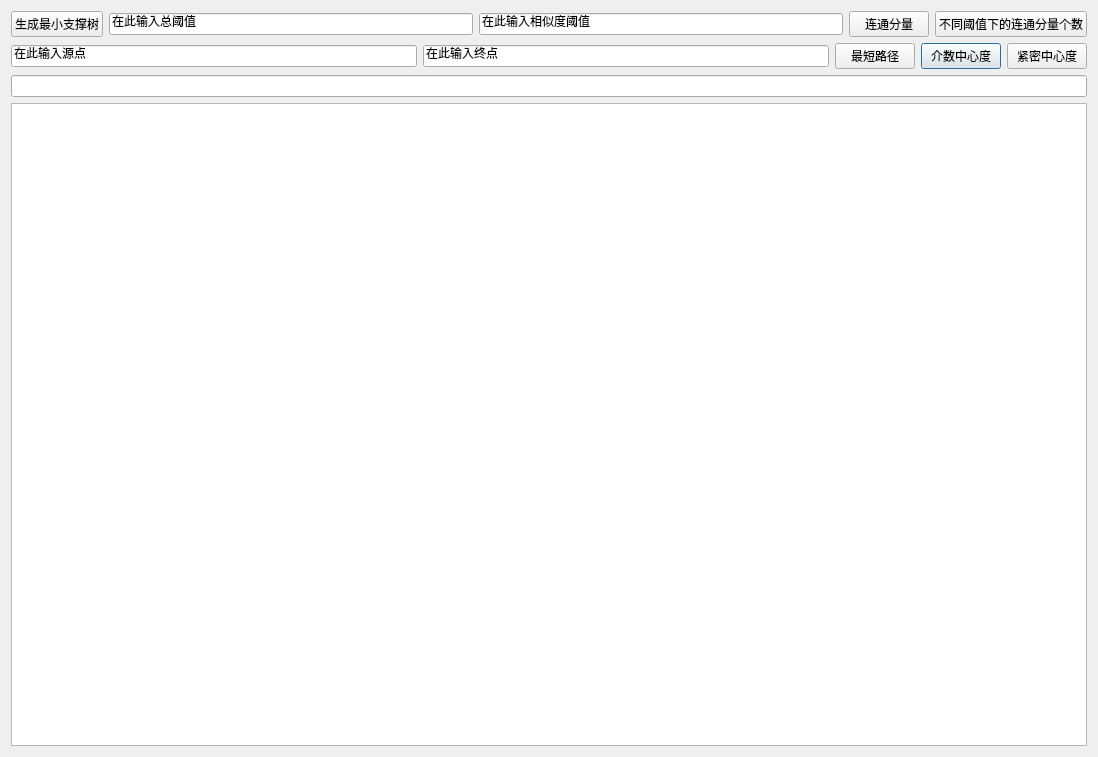
First picture: the form in dialog.ui, repository JunguangJiang/VisualizeGraph, before the edit.
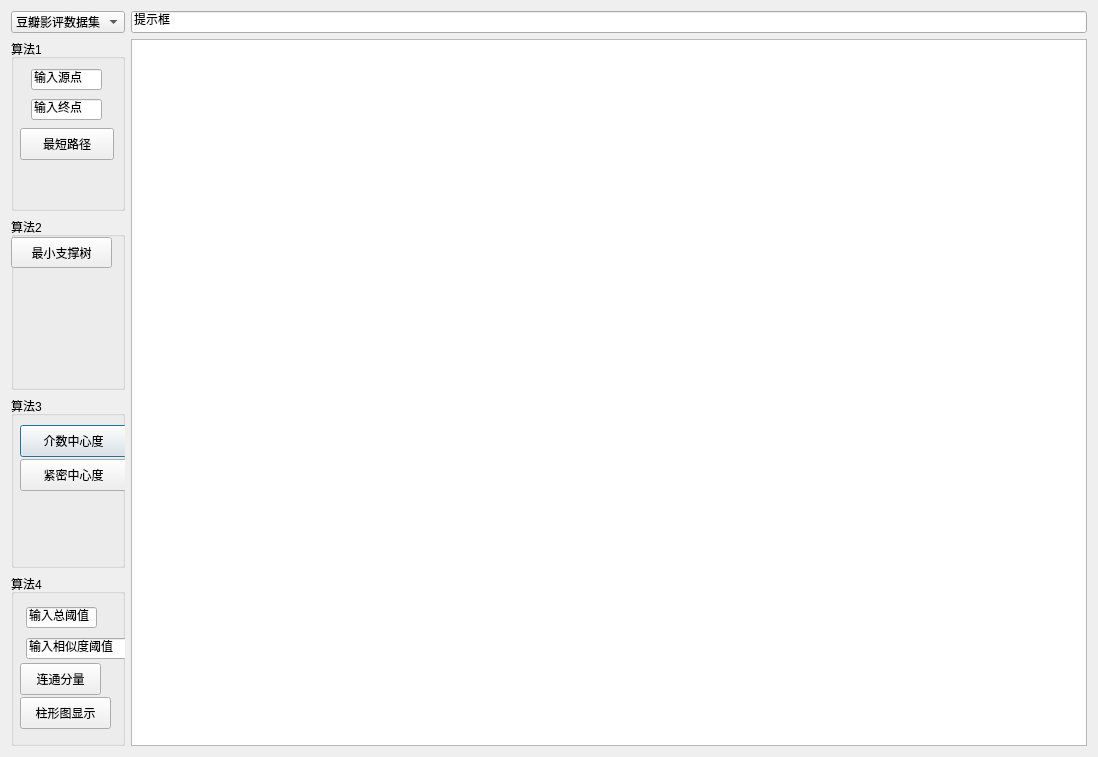
Second picture: the form after the edit.

Commit message: 实现了新版本的界面，可以选择豆瓣或者知乎的数据集

Diff of the .ui file:
```diff
--- a/dialog.ui
+++ b/dialog.ui
@@ -13,99 +13,69 @@
   <property name="windowTitle">
    <string>Graph</string>
   </property>
+  <layout class="QHBoxLayout" name="horizontalLayout">
+   <item>
   <layout class="QVBoxLayout" name="verticalLayout">
    <item>
-    <layout class="QHBoxLayout" name="horizontalLayout_3">
+      <widget class="QComboBox" name="dataSelect">
      <item>
-      <widget class="QPushButton" name="minSpanTreeButton">
        <property name="text">
-        <string>生成最小支撑树</string>
-       </property>
-       <property name="autoDefault">
-        <bool>false</bool>
-       </property>
-      </widget>
+         <string>豆瓣影评数据集</string>
+        </property>
      </item>
      <item>
-      <layout class="QHBoxLayout" name="horizontalLayout_4">
-       <item>
-        <layout class="QHBoxLayout" name="horizontalLayout_2">
-         <item>
-          <widget class="QLineEdit" name="threadEdit">
-           <property name="mouseTracking">
-            <bool>false</bool>
-           </property>
-           <property name="focusPolicy">
-            <enum>Qt::ClickFocus</enum>
-           </property>
            <property name="text">
-            <string>在此输入总阈值</string>
-           </property>
-          </widget>
-         </item>
-         <item>
-          <widget class="QLineEdit" name="similarityThreadEdit">
-           <property name="focusPolicy">
-            <enum>Qt::ClickFocus</enum>
-           </property>
-           <property name="text">
-            <string>在此输入相似度阈值</string>
-           </property>
+         <string>知乎评论数据集</string>
+        </property>
+       </item>
           </widget>
          </item>
          <item>
-          <widget class="QPushButton" name="connectedComponentButton">
-           <property name="text">
-            <string>连通分量</string>
-           </property>
-           <property name="autoDefault">
-            <bool>false</bool>
-           </property>
-          </widget>
-         </item>
-        </layout>
-       </item>
-      </layout>
-     </item>
-     <item>
-      <widget class="QPushButton" name="ConnectedComponentQuickButton">
-       <property name="text">
-        <string>不同阈值下的连通分量个数</string>
-       </property>
-       <property name="autoDefault">
-        <bool>false</bool>
-       </property>
-      </widget>
-     </item>
-     <item>
-      <layout class="QHBoxLayout" name="horizontalLayout"/>
-     </item>
-    </layout>
-   </item>
-   <item>
-    <layout class="QHBoxLayout" name="horizontalLayout_5">
-     <item>
+      <widget class="QGroupBox" name="groupBox_2">
+       <property name="title">
+        <string>算法1</string>
+       </property>
       <widget class="QLineEdit" name="sourceEdit">
+        <property name="geometry">
+         <rect>
+          <x>20</x>
+          <y>30</y>
+          <width>71</width>
+          <height>21</height>
+         </rect>
+        </property>
        <property name="focusPolicy">
         <enum>Qt::ClickFocus</enum>
        </property>
        <property name="text">
-        <string>在此输入源点</string>
-       </property>
-      </widget>
-     </item>
-     <item>
+         <string>输入源点</string>
+        </property>
+       </widget>
       <widget class="QLineEdit" name="targetEdit">
+        <property name="geometry">
+         <rect>
+          <x>20</x>
+          <y>60</y>
+          <width>71</width>
+          <height>21</height>
+         </rect>
+        </property>
        <property name="focusPolicy">
         <enum>Qt::ClickFocus</enum>
        </property>
        <property name="text">
-        <string>在此输入终点</string>
-       </property>
-      </widget>
-     </item>
-     <item>
+         <string>输入终点</string>
+        </property>
+       </widget>
       <widget class="QPushButton" name="shortestPathButton">
+        <property name="geometry">
+         <rect>
+          <x>9</x>
+          <y>89</y>
+          <width>94</width>
+          <height>32</height>
+         </rect>
+        </property>
        <property name="text">
         <string>最短路径</string>
        </property>
@@ -113,28 +83,168 @@
         <bool>false</bool>
        </property>
       </widget>
+       <zorder>sourceEdit</zorder>
+       <zorder>targetEdit</zorder>
+       <zorder>shortestPathButton</zorder>
+       <zorder>dataSelect</zorder>
+      </widget>
      </item>
      <item>
+      <widget class="QGroupBox" name="groupBox_4">
+       <property name="title">
+        <string>算法2</string>
+       </property>
+       <widget class="QPushButton" name="minSpanTreeButton">
+        <property name="geometry">
+         <rect>
+          <x>0</x>
+          <y>20</y>
+          <width>101</width>
+          <height>31</height>
+         </rect>
+        </property>
+        <property name="text">
+         <string>最小支撑树</string>
+        </property>
+        <property name="autoDefault">
+         <bool>false</bool>
+        </property>
+       </widget>
+       <zorder>minSpanTreeButton</zorder>
+       <zorder>groupBox_2</zorder>
+       <zorder>groupBox_2</zorder>
+       <zorder>groupBox_2</zorder>
+       <zorder>groupBox_2</zorder>
+      </widget>
+     </item>
+     <item>
+      <widget class="QGroupBox" name="groupBox_3">
+       <property name="title">
+        <string>算法3</string>
+       </property>
       <widget class="QPushButton" name="betweennessCentralityButton">
+        <property name="geometry">
+         <rect>
+          <x>9</x>
+          <y>29</y>
+          <width>107</width>
+          <height>32</height>
+         </rect>
+        </property>
        <property name="text">
         <string>介数中心度</string>
        </property>
       </widget>
-     </item>
-     <item>
       <widget class="QPushButton" name="closenessCentralityButton">
+        <property name="geometry">
+         <rect>
+          <x>9</x>
+          <y>63</y>
+          <width>107</width>
+          <height>32</height>
+         </rect>
+        </property>
        <property name="text">
         <string>紧密中心度</string>
        </property>
       </widget>
+      </widget>
+     </item>
+     <item>
+      <widget class="QGroupBox" name="groupBox">
+       <property name="title">
+        <string>算法4</string>
+       </property>
+       <widget class="QPushButton" name="ConnectedComponentQuickButton">
+        <property name="geometry">
+         <rect>
+          <x>9</x>
+          <y>123</y>
+          <width>91</width>
+          <height>32</height>
+         </rect>
+        </property>
+        <property name="toolTip">
+         <string>&lt;html&gt;&lt;head/&gt;&lt;body&gt;&lt;p&gt;不同阈值下的连通分量个数&lt;/p&gt;&lt;/body&gt;&lt;/html&gt;</string>
+        </property>
+        <property name="text">
+         <string>柱形图显示</string>
+        </property>
+        <property name="autoDefault">
+         <bool>false</bool>
+        </property>
+       </widget>
+       <widget class="QPushButton" name="connectedComponentButton">
+        <property name="geometry">
+         <rect>
+          <x>9</x>
+          <y>89</y>
+          <width>81</width>
+          <height>32</height>
+         </rect>
+        </property>
+        <property name="text">
+         <string>连通分量</string>
+        </property>
+        <property name="autoDefault">
+         <bool>false</bool>
+        </property>
+       </widget>
+       <widget class="QLineEdit" name="similarityThreadEdit">
+        <property name="geometry">
+         <rect>
+          <x>15</x>
+          <y>64</y>
+          <width>101</width>
+          <height>21</height>
+         </rect>
+        </property>
+        <property name="focusPolicy">
+         <enum>Qt::ClickFocus</enum>
+        </property>
+        <property name="whatsThis">
+         <string>&lt;html&gt;&lt;head/&gt;&lt;body&gt;&lt;p&gt;输入相似度阈值&lt;/p&gt;&lt;/body&gt;&lt;/html&gt;</string>
+        </property>
+        <property name="text">
+         <string>输入相似度阈值</string>
+        </property>
+       </widget>
+       <widget class="QLineEdit" name="threadEdit">
+        <property name="geometry">
+         <rect>
+          <x>15</x>
+          <y>33</y>
+          <width>71</width>
+          <height>21</height>
+         </rect>
+        </property>
+        <property name="mouseTracking">
+         <bool>false</bool>
+        </property>
+        <property name="focusPolicy">
+         <enum>Qt::ClickFocus</enum>
+        </property>
+        <property name="whatsThis">
+         <string>&lt;html&gt;&lt;head/&gt;&lt;body&gt;&lt;p&gt;输入总阈值&lt;/p&gt;&lt;/body&gt;&lt;/html&gt;</string>
+        </property>
+        <property name="text">
+         <string>输入总阈值</string>
+        </property>
+       </widget>
+      </widget>
      </item>
     </layout>
    </item>
+   <item>
+    <layout class="QVBoxLayout" name="verticalLayout_2">
    <item>
     <widget class="QLineEdit" name="resultEdit">
      <property name="focusPolicy">
       <enum>Qt::NoFocus</enum>
      </property>
+       <property name="text">
+        <string>提示框</string>
+       </property>
     </widget>
    </item>
    <item>
@@ -145,6 +255,16 @@
     </widget>
    </item>
   </layout>
+   </item>
+  </layout>
+  <zorder>resultEdit</zorder>
+  <zorder>graphicsView</zorder>
+  <zorder>groupBox</zorder>
+  <zorder>groupBox_2</zorder>
+  <zorder>groupBox_3</zorder>
+  <zorder>groupBox_4</zorder>
+  <zorder>minSpanTreeButton</zorder>
+  <zorder>dataSelect</zorder>
  </widget>
  <layoutdefault spacing="6" margin="11"/>
  <resources/>
```
Left out of the diff: 6 changed lines with no effect on the pictures. Lines whose indentation alone changed are shown as unchanged. The commit also changes 5 other files.
